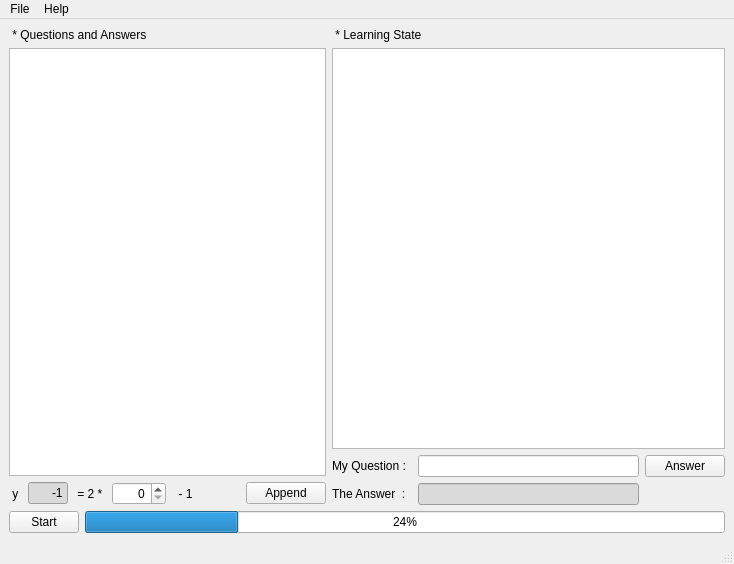
This is python_src/30_tensor_flow_ex/ex01_y_2x_1/tf_104_y_2x_1_qt.ui in openvisual/open-visual-machine-learning as Qt 5 draws it before an edit. The edited form follows.
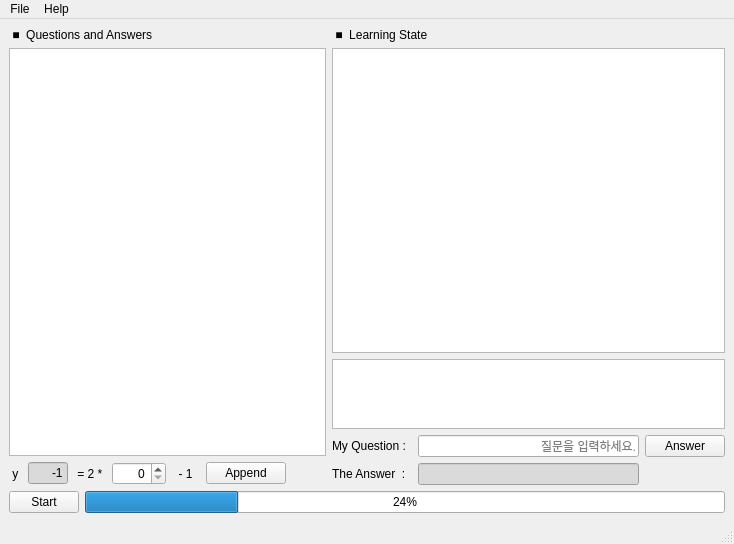
This is the edited form.

Diff of the .ui file:
```diff
--- a/python_src/30_tensor_flow_ex/ex01_y_2x_1/tf_104_y_2x_1_qt.ui
+++ b/python_src/30_tensor_flow_ex/ex01_y_2x_1/tf_104_y_2x_1_qt.ui
@@ -7,34 +7,57 @@
     <x>0</x>
     <y>0</y>
     <width>734</width>
-    <height>564</height>
+    <height>544</height>
    </rect>
   </property>
+  <property name="minimumSize">
+   <size>
+    <width>650</width>
+    <height>544</height>
+   </size>
+  </property>
+  <property name="maximumSize">
+   <size>
+    <width>16777215</width>
+    <height>544</height>
+   </size>
+  </property>
   <property name="windowTitle">
    <string>MainWindow</string>
   </property>
   <widget class="QWidget" name="centralwidget">
-   <layout class="QGridLayout" name="gridLayout_2">
-    <property name="leftMargin">
-     <number>9</number>
-    </property>
-    <property name="topMargin">
-     <number>9</number>
-    </property>
-    <property name="rightMargin">
-     <number>9</number>
-    </property>
-    <item row="0" column="0" colspan="2">
+   <layout class="QFormLayout" name="formLayout">
+    <item row="0" column="0">
+     <layout class="QVBoxLayout" name="verticalLayout_3">
+      <property name="sizeConstraint">
+       <enum>QLayout::SetDefaultConstraint</enum>
+      </property>
+      <item>
      <layout class="QVBoxLayout" name="verticalLayout_2">
       <item>
        <widget class="QLabel" name="label_5">
         <property name="text">
-         <string> * Questions and Answers</string>
+           <string> ■  Questions and Answers</string>
         </property>
        </widget>
       </item>
       <item>
-       <widget class="QTableView" name="datasetTableView"/>
+         <widget class="QTableView" name="datasetTableView">
+          <property name="minimumSize">
+           <size>
+            <width>0</width>
+            <height>400</height>
+           </size>
+          </property>
+          <property name="maximumSize">
+           <size>
+            <width>320</width>
+            <height>16777215</height>
+           </size>
+          </property>
+         </widget>
+        </item>
+       </layout>
       </item>
       <item>
        <layout class="QHBoxLayout" name="horizontalLayout_3">
@@ -97,6 +120,13 @@
           </property>
          </widget>
         </item>
+        <item>
+         <widget class="QPushButton" name="append">
+          <property name="text">
+           <string>Append</string>
+          </property>
+         </widget>
+        </item>
         <item>
          <spacer name="horizontalSpacer_2">
           <property name="orientation">
@@ -110,36 +140,40 @@
           </property>
          </spacer>
         </item>
-        <item>
-         <widget class="QPushButton" name="append">
-          <property name="text">
-           <string>Append</string>
-          </property>
-         </widget>
-        </item>
        </layout>
       </item>
      </layout>
     </item>
-    <item row="0" column="2">
-     <layout class="QVBoxLayout" name="verticalLayout_3">
-      <item>
+    <item row="0" column="1">
        <layout class="QVBoxLayout" name="verticalLayout">
         <item>
          <widget class="QLabel" name="label_4">
           <property name="text">
-           <string> * Learning State</string>
+         <string> ■  Learning State</string>
           </property>
          </widget>
         </item>
         <item>
-         <widget class="QTextEdit" name="learningState">
+       <widget class="QTableView" name="learnTableView"/>
+      </item>
+      <item>
+       <widget class="QTextEdit" name="learnState">
+        <property name="maximumSize">
+         <size>
+          <width>16777215</width>
+          <height>70</height>
+         </size>
+        </property>
           <property name="styleSheet">
            <string notr="true"/>
           </property>
-         </widget>
-        </item>
-       </layout>
+        <property name="autoFormatting">
+         <set>QTextEdit::AutoNone</set>
+        </property>
+        <property name="readOnly">
+         <bool>true</bool>
+        </property>
+       </widget>
       </item>
       <item>
        <layout class="QGridLayout" name="gridLayout">
@@ -167,6 +201,9 @@
           <property name="alignment">
            <set>Qt::AlignRight|Qt::AlignTrailing|Qt::AlignVCenter</set>
           </property>
+          <property name="placeholderText">
+           <string>질문을 입력하세요.</string>
+          </property>
          </widget>
         </item>
         <item row="0" column="2">
@@ -206,7 +243,9 @@
       </item>
      </layout>
     </item>
-    <item row="1" column="0">
+    <item row="1" column="0" colspan="2">
+     <layout class="QHBoxLayout" name="horizontalLayout">
+      <item>
      <widget class="QPushButton" name="start">
       <property name="maximumSize">
        <size>
@@ -219,7 +258,7 @@
       </property>
      </widget>
     </item>
-    <item row="1" column="1" colspan="2">
+      <item>
      <widget class="QProgressBar" name="progressBar">
       <property name="minimumSize">
        <size>
@@ -231,6 +270,8 @@
        <number>24</number>
       </property>
      </widget>
+      </item>
+     </layout>
     </item>
    </layout>
   </widget>
```
Lines whose indentation alone changed are shown as unchanged.
